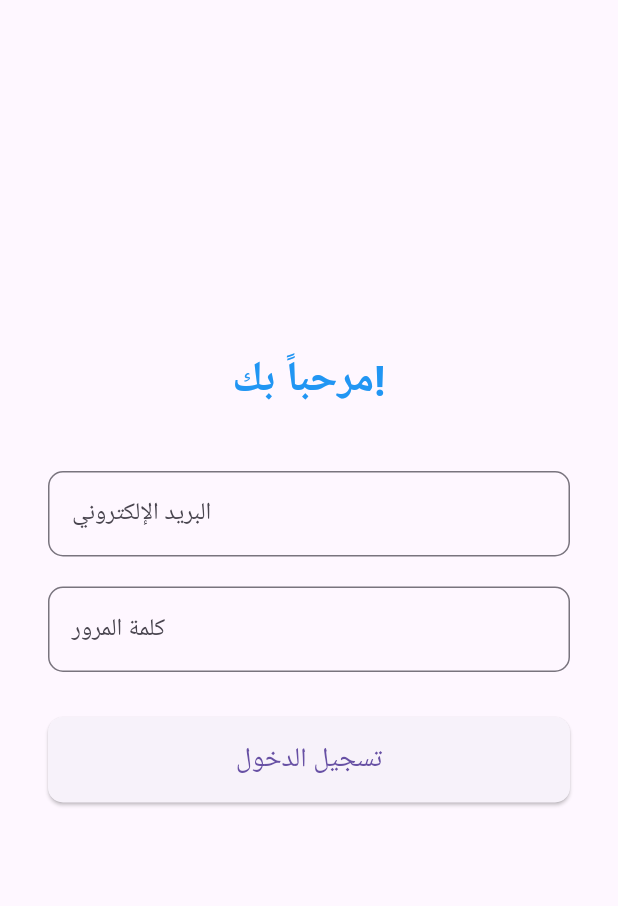
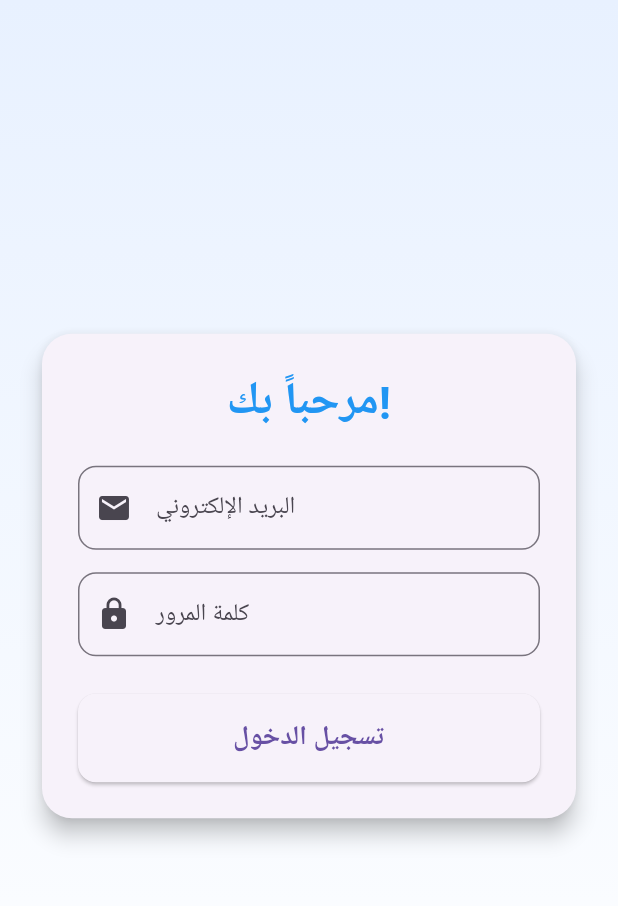
Before and after one commit to omklthom12/real_estate, a Flutter app: the screen it shows after launch, on a phone screen of 412 x 824 dp, the part 84-990 px from its top. Run offline on Flutter 3.47's test engine with Material 3 defaults, Android fonts, the phone set to English and light mode, and no system bars.

Commit message:
update ui

```diff
--- a/lib/main.dart
+++ b/lib/main.dart
@@ -34,15 +34,12 @@ class _LoginScreenState extends State<LoginScreen> {
     String email = emailController.text;
     String password = passwordController.text;
 
-    // تحقق تجريبي من البريد وكلمة المرور
     if (email == 'admin@example.com' && password == '123456') {
-      // إذا كان صحيح، ننتقل للصفحة الرئيسية
       Navigator.push(
         context,
         MaterialPageRoute(builder: (context) => const HomeScreen()),
       );
     } else {
-      // إذا كان خاطئ، نظهر رسالة خطأ
       showDialog(
         context: context,
         builder: (context) => AlertDialog(
@@ -66,74 +63,99 @@ class _LoginScreenState extends State<LoginScreen> {
         title: const Text('تسجيل الدخول - عقار البيت'),
         centerTitle: true,
       ),
-      body: Center(
+
+      // ------------------------ تصميم محسّن ------------------------
+      body: Container(
+        decoration: const BoxDecoration(
+          gradient: LinearGradient(
+            begin: Alignment.topCenter,
+            end: Alignment.bottomCenter,
+            colors: [
+              Color(0xFFE8F1FF),
+              Color(0xFFFFFFFF),
+            ],
+          ),
+        ),
+        child: Center(
           child: SingleChildScrollView(
-          padding: const EdgeInsets.all(32.0),
+            padding: const EdgeInsets.all(24.0),
+            child: Card(
+              elevation: 6,
+              shape: RoundedRectangleBorder(
+                borderRadius: BorderRadius.circular(20),
+              ),
+              child: Padding(
+                padding: const EdgeInsets.all(24.0),
                 child: Column(
-            mainAxisAlignment: MainAxisAlignment.center,
                   crossAxisAlignment: CrossAxisAlignment.stretch,
                   children: <Widget>[
                     const Text(
                       'مرحباً بك!',
                       textAlign: TextAlign.center,
                       style: TextStyle(
-                  fontSize: 28,
+                        fontSize: 30,
                         fontWeight: FontWeight.bold,
                         color: Colors.blue,
                       ),
                     ),
-              const SizedBox(height: 40),
+                    const SizedBox(height: 20),
 
-              // حقل البريد الإلكتروني
+                    // حقل البريد
                     TextField(
                       controller: emailController,
                       decoration: InputDecoration(
+                        prefixIcon: const Icon(Icons.email),
                         labelText: 'البريد الإلكتروني',
-                  hintText: 'أدخل بريدك الإلكتروني',
                         border: OutlineInputBorder(
-                    borderRadius: BorderRadius.circular(10.0),
+                          borderRadius: BorderRadius.circular(12),
                         ),
                       ),
                     ),
-              const SizedBox(height: 20),
+                    const SizedBox(height: 15),
 
-              // حقل كلمة المرور
+                    // حقل الباسورد
                     TextField(
                       controller: passwordController,
                       obscureText: true,
                       decoration: InputDecoration(
+                        prefixIcon: const Icon(Icons.lock),
                         labelText: 'كلمة المرور',
-                  hintText: 'أدخل كلمة المرور',
                         border: OutlineInputBorder(
-                    borderRadius: BorderRadius.circular(10.0),
+                          borderRadius: BorderRadius.circular(12),
                         ),
                       ),
                     ),
-              const SizedBox(height: 30),
+                    const SizedBox(height: 25),
 
                     // زر تسجيل الدخول
                     ElevatedButton(
                       onPressed: login,
                       style: ElevatedButton.styleFrom(
-                  padding: const EdgeInsets.symmetric(vertical: 15.0),
+                        padding: const EdgeInsets.symmetric(vertical: 16),
                         shape: RoundedRectangleBorder(
-                    borderRadius: BorderRadius.circular(10.0),
+                          borderRadius: BorderRadius.circular(12),
                         ),
                       ),
                       child: const Text(
                         'تسجيل الدخول',
-                  style: TextStyle(fontSize: 18),
+                        style: TextStyle(
+                          fontSize: 18,
+                          fontWeight: FontWeight.bold,
+                        ),
                       ),
                     ),
                   ],
                 ),
               ),
             ),
+          ),
+        ),
+      ),
+      // ------------------------ نهاية التصميم ------------------------
     );
   }
 }
 
-// صفحة رئيسية تجريبية بعد تسجيل الدخول
 class HomeScreen extends StatelessWidget {
   const HomeScreen({super.key});
 
```
Lines whose indentation alone changed are shown as unchanged.
